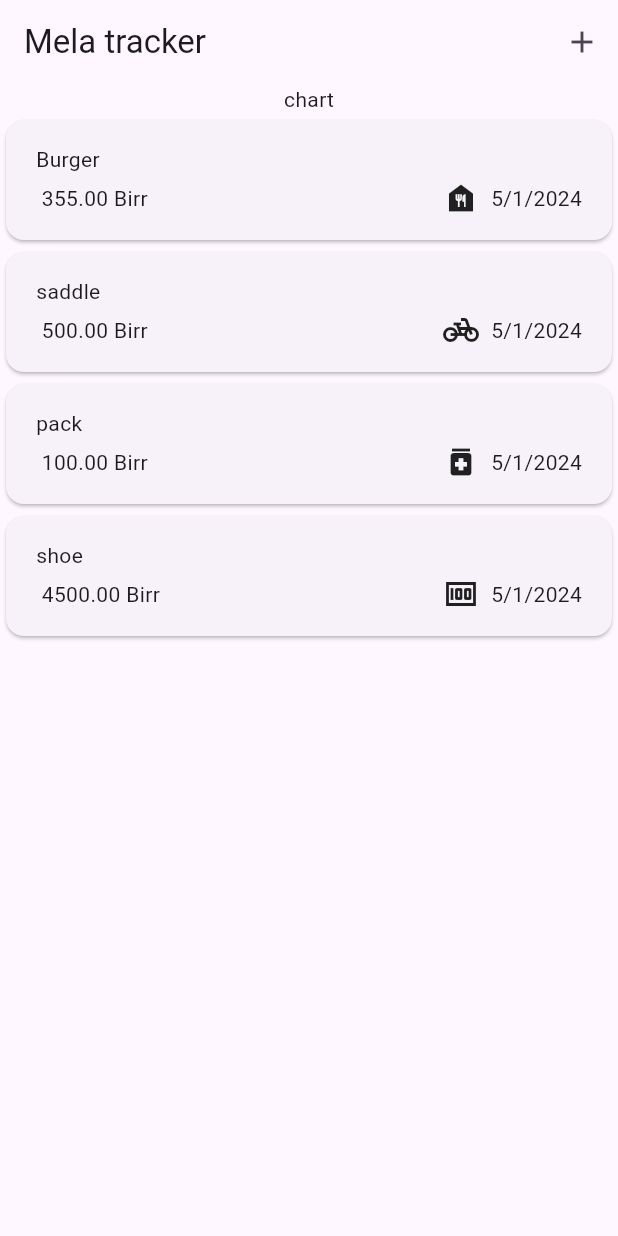
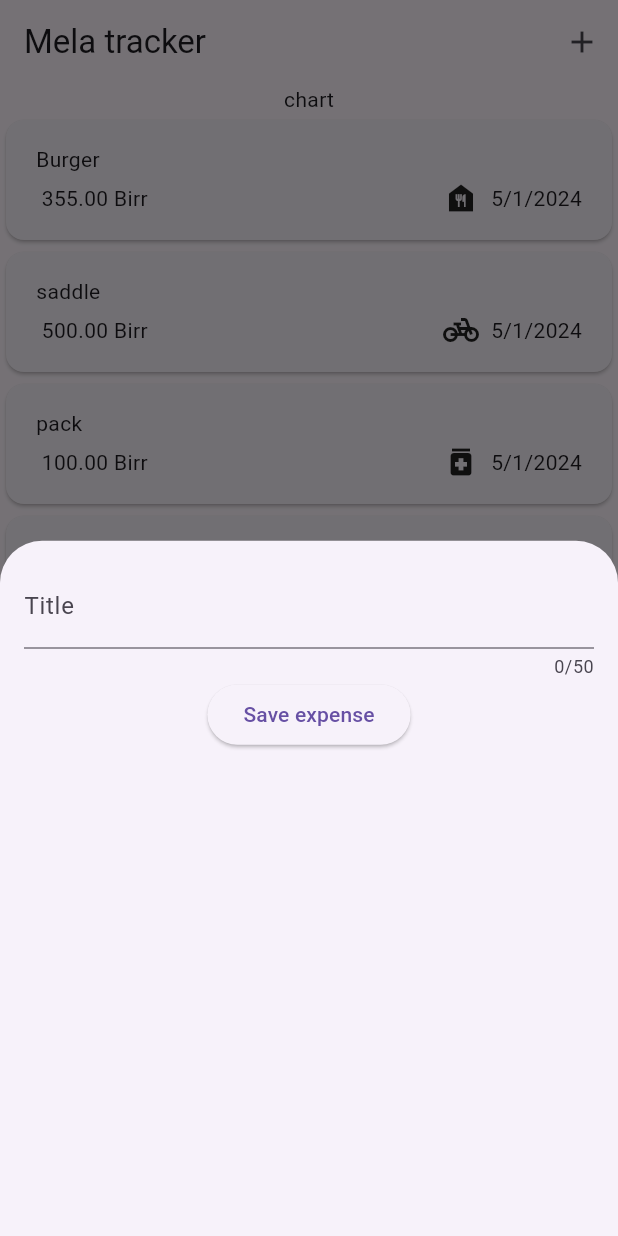
Before and after one commit to AnexDev1/mela_tracker, a Flutter app: the screen it shows after launch, after a tap on the "add" icon, on a phone screen of 412 x 824 dp. Run offline on Flutter 3.47's test engine with Material 3 defaults, Android fonts, the phone set to English and light mode, and no system bars.

Commit message:
implementing adding new expense

```diff
--- a/lib/main.dart
+++ b/lib/main.dart
@@ -3,6 +3,7 @@
 
 void main() {
   runApp(const MaterialApp(
+    debugShowCheckedModeBanner: false,
     home: Expenses(),
   ));
 }
--- a/lib/widgets/expenses.dart
+++ b/lib/widgets/expenses.dart
@@ -1,6 +1,7 @@
 import 'package:flutter/material.dart';
 import 'package:mela_tracker/models/expense.dart';
 import 'package:mela_tracker/widgets/expense_list/expense_list.dart';
+import 'package:mela_tracker/widgets/new_expense.dart';
 
 class Expenses extends StatefulWidget {
   const Expenses({super.key});
@@ -36,6 +37,13 @@ class _ExpensesState extends State<Expenses> {
       date: DateTime.now(),
     ),
   ];
+  void _openAddExpenseOverlay() {
+    showModalBottomSheet(
+      context: context,
+      builder: (ctx) => const NewExpense(),
+    );
+  }
+
   @override
   Widget build(BuildContext context) {
     return Scaffold(
@@ -43,7 +51,7 @@ class _ExpensesState extends State<Expenses> {
         title: const Text('Mela tracker'),
         actions: [
           IconButton(
-            onPressed: () {},
+            onPressed: _openAddExpenseOverlay,
             icon: const Icon(Icons.add),
           ),
         ],
--- /dev/null
+++ b/lib/widgets/new_expense.dart
@@ -0,0 +1,41 @@
+import 'package:flutter/material.dart';
+
+class NewExpense extends StatefulWidget {
+  const NewExpense({super.key});
+
+  @override
+  State<NewExpense> createState() => _NewExpenseState();
+}
+
+class _NewExpenseState extends State<NewExpense> {
+  final _titleController = TextEditingController();
+
+  @override
+  void dispose() {
+    _titleController.dispose();
+    super.dispose();
+  }
+
+  Widget build(BuildContext context) {
+    return Padding(
+      padding: const EdgeInsets.all(16),
+      child: Column(
+        children: [
+          TextField(
+            controller: _titleController,
+            maxLength: 50,
+            decoration: const InputDecoration(
+              label: Text('Title'),
+            ),
+          ),
+          ElevatedButton(
+            onPressed: () {
+              print(_titleController.text);
+            },
+            child: const Text('Save expense'),
+          ),
+        ],
+      ),
+    );
+  }
+}
```
